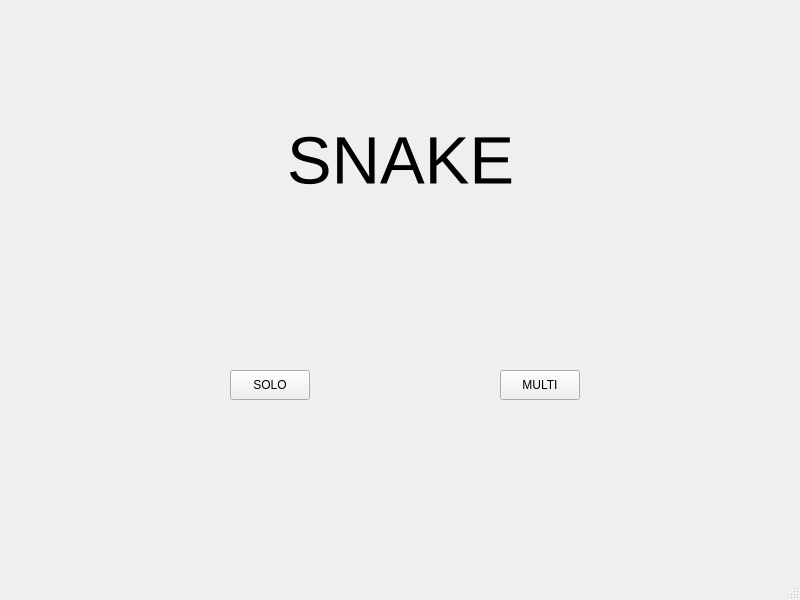
This is src/menuwindow.ui in divtec-cejef/2020-JCO-SNAKE as Qt 5 draws it before an edit. The edited form follows.
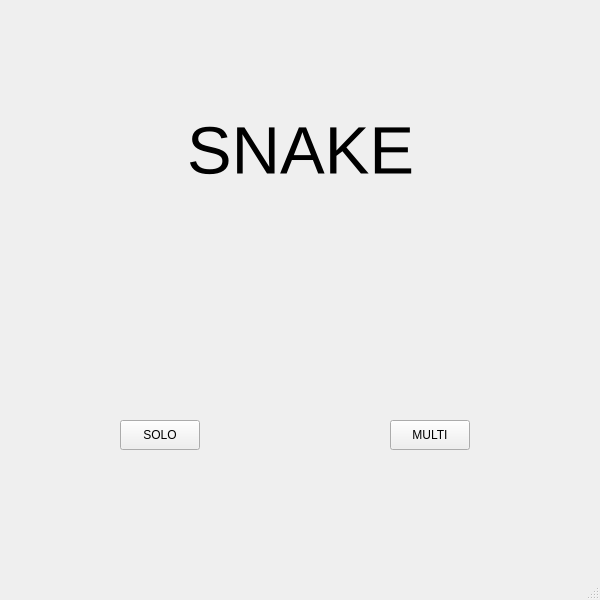
This is the edited form.

Commit message: Ouverture de la fenêtre de jeu depuis le menu principal

```diff
--- a/src/menuwindow.ui
+++ b/src/menuwindow.ui
@@ -6,7 +6,7 @@
    <rect>
     <x>0</x>
     <y>0</y>
-    <width>800</width>
+    <width>600</width>
     <height>600</height>
    </rect>
   </property>
@@ -17,8 +17,8 @@
    <widget class="QPushButton" name="bt_multi">
     <property name="geometry">
      <rect>
-      <x>500</x>
-      <y>370</y>
+      <x>390</x>
+      <y>420</y>
       <width>80</width>
       <height>30</height>
      </rect>
@@ -30,8 +30,8 @@
    <widget class="QPushButton" name="bt_solo">
     <property name="geometry">
      <rect>
-      <x>230</x>
-      <y>370</y>
+      <x>120</x>
+      <y>420</y>
       <width>80</width>
       <height>30</height>
      </rect>
@@ -44,8 +44,8 @@
     <property name="geometry">
      <rect>
       <x>0</x>
-      <y>120</y>
-      <width>801</width>
+      <y>110</y>
+      <width>601</width>
       <height>81</height>
      </rect>
     </property>
```
Left out of the diff: 6 changed lines with no effect on the pictures. The commit also changes 5 other files.
